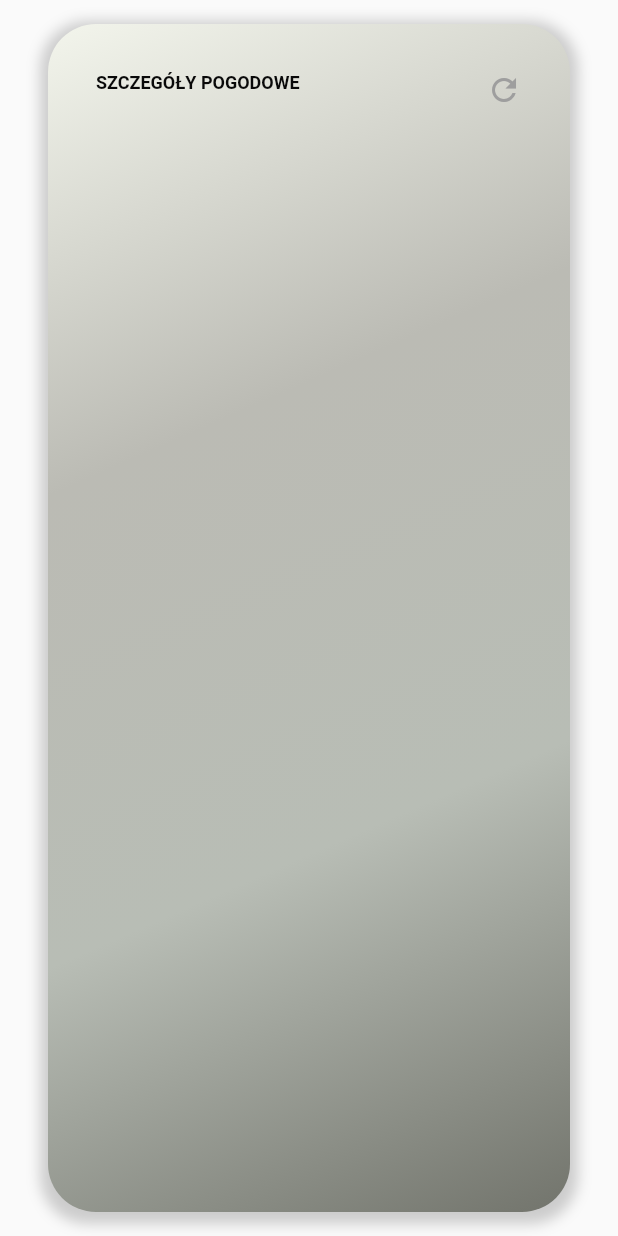
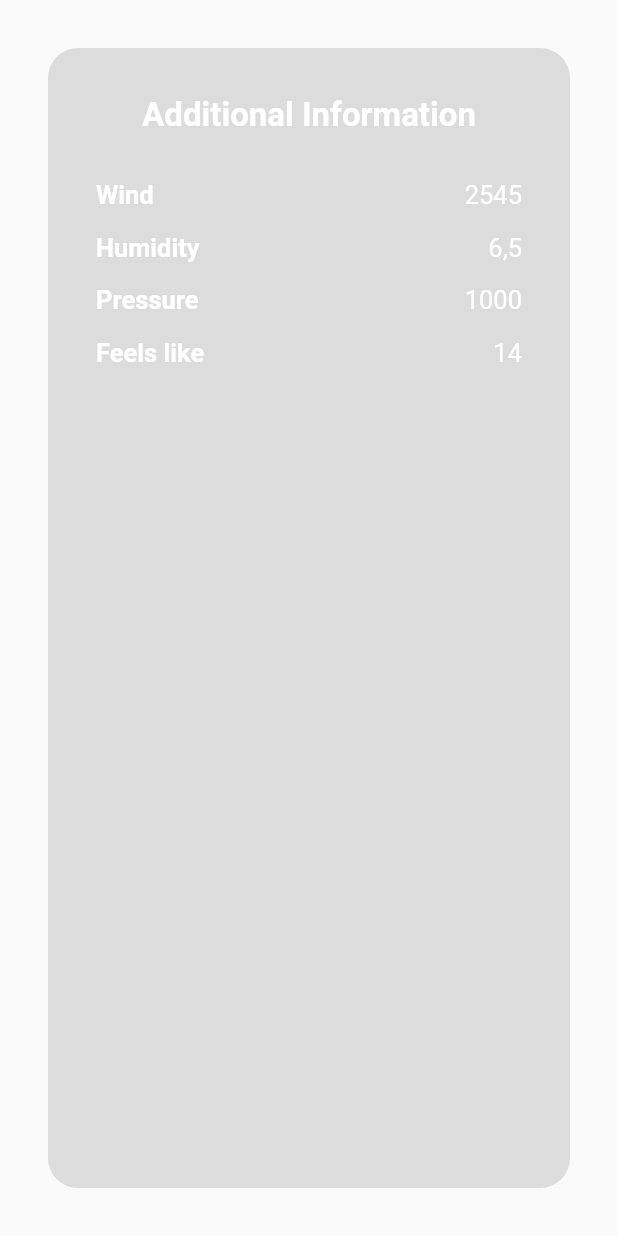
Before and after one commit to Martyna-Gawin/my_weather_app, a Flutter app: the WeatherDetails widget shown alone on an empty page, opened directly, on a phone screen of 412 x 824 dp. Run offline on Flutter 3.47's test engine with Material 2 defaults, Android fonts, the phone set to English and light mode, and no system bars; our stand-ins replace bloc, flutter_bloc.

Commit message:
Add Weather Model and Weather Repository

```diff
--- a/lib/domain/models/weather_model.dart
+++ b/lib/domain/models/weather_model.dart
@@ -2,8 +2,16 @@ class WeatherModel {
   WeatherModel({
     required this.temperature,
     required this.city,
+    required this.wind,
+    required this.humidity,
+    required this.pressure,
+    required this.feels_like,
   });
 
   final double temperature;
   final String city;
+  final double wind;
+  final String humidity;
+  final double pressure;
+  final double feels_like;
 }
--- a/lib/domain/repositories/weather_repository.dart
+++ b/lib/domain/repositories/weather_repository.dart
@@ -4,6 +4,13 @@ class WeatherRepository {
   Future<WeatherModel?> getWeatherModel({
     required String city,
   }) async {
-    return WeatherModel(temperature: 10, city: 'Warszawa');
+    return WeatherModel(
+      temperature: 10,
+      city: 'Warszawa',
+      wind: 220,
+      humidity: "Bezchmurnie",
+      pressure: 1335,
+      feels_like: 9,
+    );
   }
 }
--- a/lib/features/weather_page/cubit/weather_cubit.dart
+++ b/lib/features/weather_page/cubit/weather_cubit.dart
@@ -1,5 +1,4 @@
 import 'package:bloc/bloc.dart';
-import 'package:meta/meta.dart';
 import 'package:my_weather_app/app/core/enums.dart';
 import 'package:my_weather_app/domain/models/weather_model.dart';
 import 'package:my_weather_app/domain/repositories/weather_repository.dart';
--- a/lib/widgets/widget_details.dart
+++ b/lib/widgets/widget_details.dart
@@ -8,48 +8,110 @@ class WeatherDetails extends StatelessWidget {
   @override
   Widget build(BuildContext context) {
     return Container(
-      width: double.infinity,
-      margin: const EdgeInsets.symmetric(horizontal: 32, vertical: 16),
+      margin: const EdgeInsets.all(32),
       padding: const EdgeInsets.all(32),
-      decoration: BoxDecoration(
-        borderRadius: const BorderRadius.all(Radius.circular(32)),
-        gradient: const LinearGradient(
-          begin: Alignment.topLeft,
-          end: Alignment.bottomRight,
-          colors: <Color>[
-            Color.fromARGB(255, 243, 245, 236),
-            Color.fromARGB(255, 187, 187, 180),
-            Color.fromARGB(255, 184, 189, 181),
-            Color.fromARGB(255, 114, 116, 108),
-          ],
-          tileMode: TileMode.mirror,
+      decoration: const BoxDecoration(
+        borderRadius: BorderRadius.all(
+          Radius.circular(20),
         ),
-        boxShadow: [
-          BoxShadow(
-            color: Colors.grey.withOpacity(0.5),
-            spreadRadius: 5,
-            blurRadius: 7,
-            offset: const Offset(0, 3),
-          ),
-        ],
+        color: Colors.black12,
       ),
       child: Column(
         children: [
+          const Center(
+            child: Text(
+              'Additional Information',
+              style: TextStyle(
+                fontSize: 22,
+                fontWeight: FontWeight.bold,
+                color: Colors.white,
+              ),
+            ),
+          ),
+          const SizedBox(height: 30),
           Row(
             mainAxisAlignment: MainAxisAlignment.spaceBetween,
-            crossAxisAlignment: CrossAxisAlignment.start,
-            children: [
+            children: const [
               Text(
-                'Szczegóły pogodowe'.toUpperCase(),
-                style: const TextStyle(
-                    fontSize: 12,
-                    fontWeight: FontWeight.bold,
-                    color: Color.fromARGB(255, 9, 9, 9)),
+                'Wind',
+                style: TextStyle(
+                  fontSize: 17,
+                  fontWeight: FontWeight.bold,
+                  color: Colors.white,
+                ),
               ),
-              const Icon(Icons.refresh, color: Colors.grey, size: 24),
+              Text(
+                '2545',
+                style: TextStyle(
+                  fontSize: 17,
+                  color: Colors.white,
+                ),
+              ),
             ],
           ),
-          const SizedBox(height: 10),
+          const SizedBox(height: 15),
+          Row(
+            mainAxisAlignment: MainAxisAlignment.spaceBetween,
+            children: const [
+              Text(
+                'Humidity',
+                style: TextStyle(
+                  fontSize: 17,
+                  fontWeight: FontWeight.bold,
+                  color: Colors.white,
+                ),
+              ),
+              Text(
+                '6,5',
+                style: TextStyle(
+                  fontSize: 17,
+                  color: Colors.white,
+                ),
+              ),
+            ],
+          ),
+          const SizedBox(height: 15),
+          Row(
+            mainAxisAlignment: MainAxisAlignment.spaceBetween,
+            children: const [
+              Text(
+                'Pressure',
+                style: TextStyle(
+                  fontSize: 17,
+                  fontWeight: FontWeight.bold,
+                  color: Colors.white,
+                ),
+              ),
+              Text(
+                '1000',
+                style: TextStyle(
+                  fontSize: 17,
+                  color: Colors.white,
+                ),
+              ),
+            ],
+          ),
+          const SizedBox(height: 15),
+          Row(
+            mainAxisAlignment: MainAxisAlignment.spaceBetween,
+            children: const [
+              Text(
+                'Feels like',
+                style: TextStyle(
+                  fontSize: 17,
+                  fontWeight: FontWeight.bold,
+                  color: Colors.white,
+                ),
+              ),
+              Text(
+                '14',
+                style: TextStyle(
+                  fontSize: 17,
+                  color: Colors.white,
+                ),
+              ),
+            ],
+          ),
         ],
       ),
     );
```
Also changed, not shown: lib/features/home/pages/home_page.dart (+50 -25 lines), lib/features/weather_page/pages/weather_page.dart (+12 -7 lines), lib/widgets/top_widget.dart (+27 -40 lines), images/world.jpg (deleted), 1 other file.
